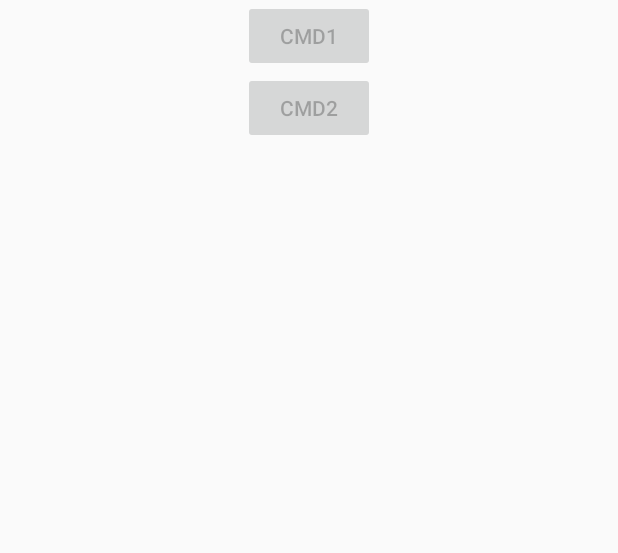
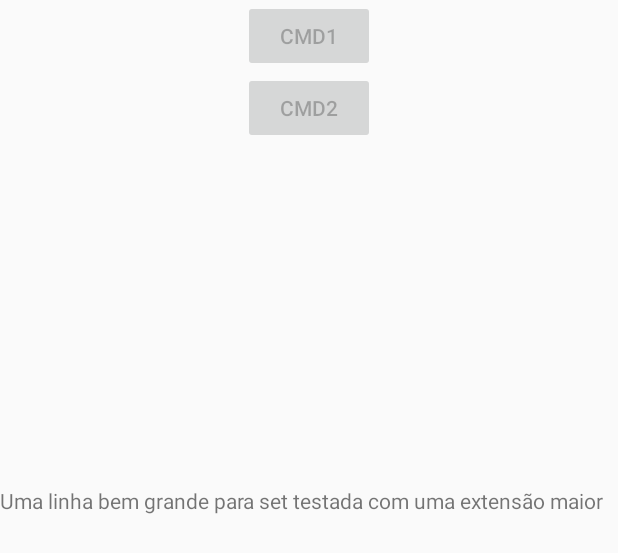
Before and after one commit to AnaniasLima/SerialBasics, an Android app: the layout activity_main.xml on its own in the app's theme, with its tools: preview values and no code run, on a phone screen of 412 x 824 dp. Shown: the top 553 px of the screen. Run offline under Robolectric (Android 15) with nearby library versions, the phone set to English and light mode, and no system bars.

```diff
--- a/app/build.gradle
+++ b/app/build.gradle
@@ -39,6 +39,7 @@ dependencies {
     androidTestImplementation 'androidx.test.espresso:espresso-core:3.2.0'
     implementation "com.jakewharton.timber:timber:4.7.1"
     implementation 'com.github.felHR85:UsbSerial:6.1.0'
+    implementation 'androidx.recyclerview:recyclerview:1.1.0'
 
 
 }
--- a/app/src/main/AndroidManifest.xml
+++ b/app/src/main/AndroidManifest.xml
@@ -37,7 +37,6 @@
     <receiver android:name="StartMyActivityAtBootReceiver">
         <intent-filter>
             <action android:name="android.intent.action.BOOT_COMPLETED"/>
-            <action android:name="android.intent.action.LOCKED_BOOT_COMPLETED"/>
         </intent-filter>
     </receiver>
 
--- a/app/src/main/res/layout/activity_main.xml
+++ b/app/src/main/res/layout/activity_main.xml
@@ -8,23 +8,34 @@
 
     <Button
         android:id="@+id/btnSendCmd1"
-        android:enabled="false"
         android:layout_width="wrap_content"
         android:layout_height="wrap_content"
+        android:enabled="false"
         android:text="@string/cmd1"
+        app:layout_constraintLeft_toLeftOf="parent"
         app:layout_constraintRight_toRightOf="parent"
-        app:layout_constraintLeft_toLeftOf="parent"
-        app:layout_constraintTop_toTopOf="parent"/>
+        app:layout_constraintTop_toTopOf="parent" />
 
     <Button
         android:id="@+id/btnSendCmd2"
-        android:enabled="false"
         android:layout_width="wrap_content"
         android:layout_height="wrap_content"
+        android:enabled="false"
         android:text="@string/cmd2"
+        app:layout_constraintLeft_toLeftOf="parent"
         app:layout_constraintRight_toRightOf="parent"
-        app:layout_constraintLeft_toLeftOf="parent"
-        app:layout_constraintTop_toBottomOf="@id/btnSendCmd1"/>
+        app:layout_constraintTop_toBottomOf="@id/btnSendCmd1" />
+
+
+    <TextView
+        android:id="@+id/textView"
+        android:layout_width="match_parent"
+        android:layout_height="500dp"
+        android:text="Uma linha bem grande para set testada com uma extensão maior"
+        app:layout_constraintBottom_toBottomOf="parent"
+        app:layout_constraintEnd_toEndOf="parent"
+        app:layout_constraintStart_toStartOf="parent" />
+
 
 
 </androidx.constraintlayout.widget.ConstraintLayout>
```
Also changed, not shown: app/src/main/java/com/example/serialbasics/ArduinoSerialDevice.kt (+68 -20 lines), app/src/main/java/com/example/serialbasics/MainActivity.kt (+38 -27 lines).
